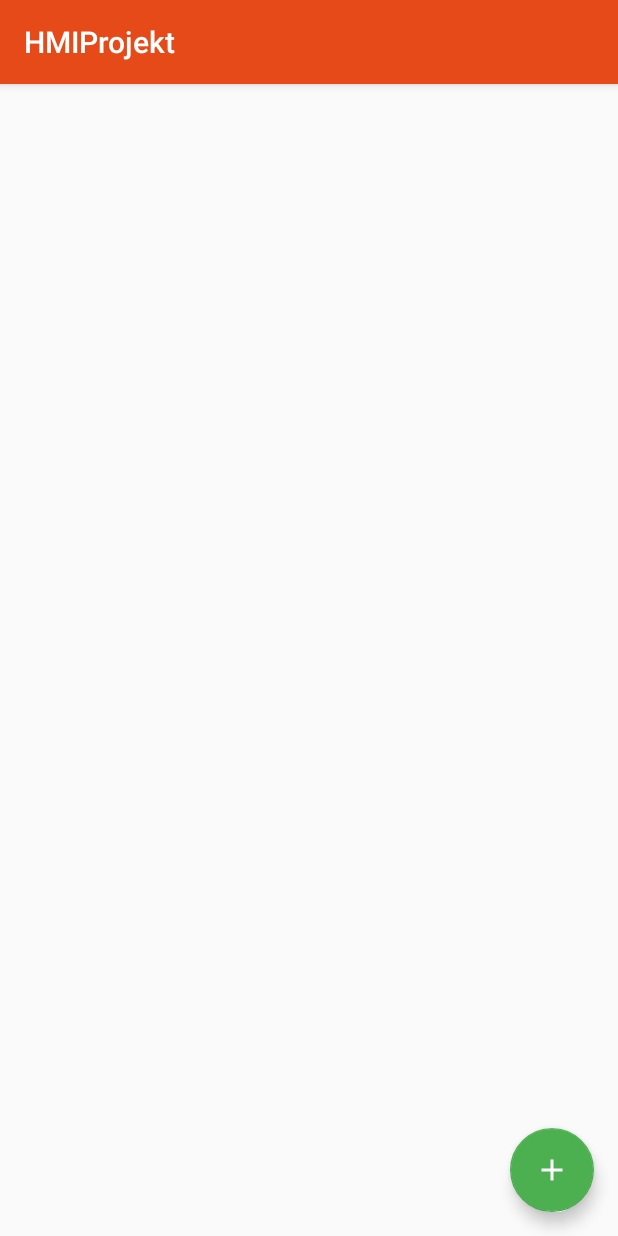
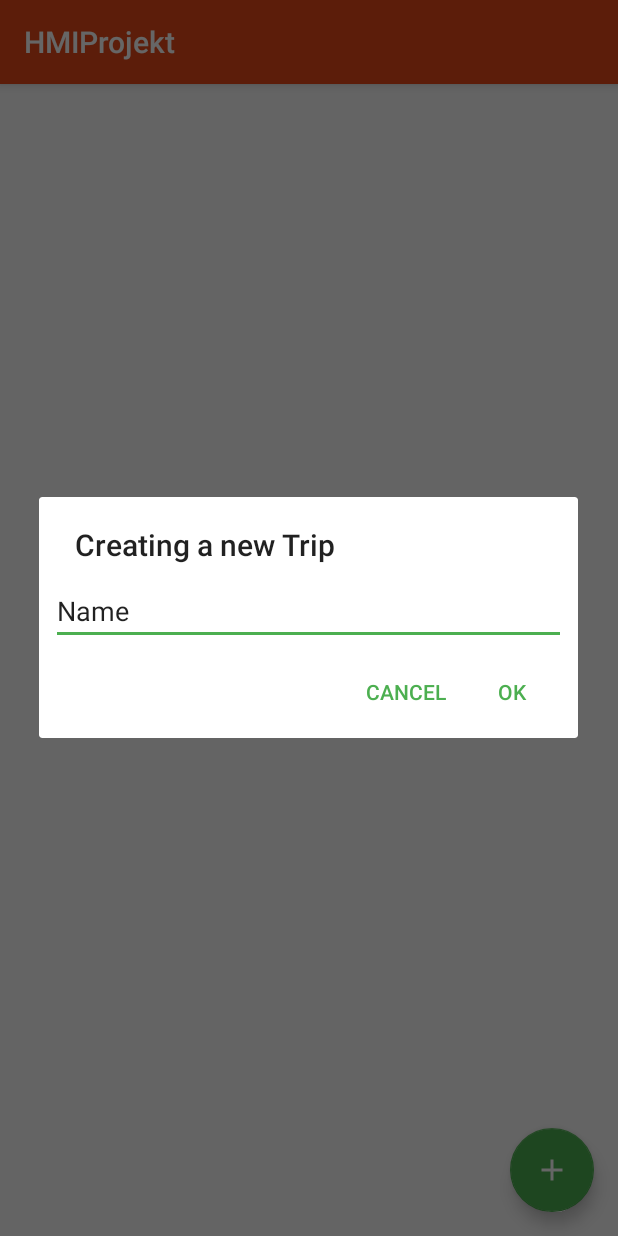
Before and after one commit to c-nguyen-prog/HMIApp, an Android app: the MainActivity screen opened directly, with no data from a screen before it, after a tap on an icon or button, on a phone screen of 412 x 824 dp. Run offline under Robolectric (Android 15) with nearby library versions, the phone set to English and light mode, and no system bars; 2 statements that could not run were skipped.

Commit message:
Bugfixes in TripWriter Bugfixes in Trip New Constructor added in Trip
Added and Tested NewTripDialog
- seems to be working, at least without gplay

```diff
--- a/app/src/main/java/hmi/hmiprojekt/MainActivity.java
+++ b/app/src/main/java/hmi/hmiprojekt/MainActivity.java
@@ -29,12 +29,15 @@ import com.google.android.gms.tasks.Task;
 
 import hmi.hmiprojekt.Location.LocationHelper;
 import hmi.hmiprojekt.MemoryAccess.TripReader;
+import hmi.hmiprojekt.MemoryAccess.TripWriter;
 import hmi.hmiprojekt.TripComponents.Trip;
 
-public class MainActivity extends AppCompatActivity implements OnSuccessListener<Location>{
+public class MainActivity extends AppCompatActivity implements OnSuccessListener<Location>
+        , NewTripDialog.NewTripDialogListener {
 
     private static final int REQUEST_CHECK_SETTINGS = 100;
     private LocationHelper locationHelper;
+    private Trip newTrip;
 
     @Override
     protected void onCreate(Bundle savedInstanceState) {
@@ -42,9 +45,13 @@ public class MainActivity extends AppCompatActivity implements OnSuccessListener
         locationHelper = new LocationHelper(this);
         setContentView(R.layout.activity_main);
 
+        ActivityCompat.requestPermissions(this,
+                new String[]{Manifest.permission.WRITE_EXTERNAL_STORAGE},1);
+
         findViewById(R.id.mainFab).setOnClickListener(new View.OnClickListener() {
             @Override
             public void onClick(View view) {
+                createTrip();
                 checkLocationSetting();
             }
         });
@@ -80,8 +87,15 @@ public class MainActivity extends AppCompatActivity implements OnSuccessListener
         tripAdapter.notifyDataSetChanged();
     }
 
+    // creates a new Trip and writes it, if "ok" is pressed
     private void createTrip() {
+        showNewTripDialog();
         locationHelper.startLocationRequest(this);
+    }
+
+    private void showNewTripDialog() {
+        NewTripDialog tripDialog = new NewTripDialog();
+        tripDialog.show(getSupportFragmentManager(), "new trip dialog");
     }
 
     protected void checkLocationSetting() {
@@ -154,4 +168,16 @@ public class MainActivity extends AppCompatActivity implements OnSuccessListener
         }
     }
 
+    // gets tripName from NewTripDialog
+    @Override
+    public void writeTripDir(String tripName) {
+        if (tripName != null && tripName.length() >= 1) {
+            try {
+                newTrip = new Trip(tripName);
+                TripWriter.createTripDir(newTrip);
+            } catch (Exception e) {
+                Toast.makeText(getBaseContext(), e.getMessage(), Toast.LENGTH_SHORT).show();
+            }
+        }
+    }
 }
--- /dev/null
+++ b/app/src/main/java/hmi/hmiprojekt/NewTripDialog.java
@@ -0,0 +1,66 @@
+package hmi.hmiprojekt;
+
+import android.app.AlertDialog;
+import android.app.Dialog;
+import android.content.Context;
+import android.content.DialogInterface;
+import android.os.Bundle;
+import android.support.v7.app.AppCompatDialogFragment;
+import android.view.LayoutInflater;
+import android.view.View;
+import android.widget.EditText;
+
+import hmi.hmiprojekt.R;
+
+public class NewTripDialog extends AppCompatDialogFragment {
+
+    private EditText editTextTripName;
+    private NewTripDialogListener listener;
+
+
+
+    @Override
+    public void onAttach(Context context) {
+        super.onAttach(context);
+
+        try {
+            listener = (NewTripDialogListener) context;
+        } catch (ClassCastException e) {
+            throw new ClassCastException(e.toString() +
+                    "must implement NewTripDialogListener");
+        }
+    }
+
+
+
+    @Override
+    public Dialog onCreateDialog(Bundle savedInstanceState) {
+
+        // build view
+        AlertDialog.Builder builder = new AlertDialog.Builder(getActivity());
+        LayoutInflater inflater = getActivity().getLayoutInflater();
+        View view = inflater.inflate(R.layout.dialog_new_trip, null);
+        builder.setView(view)
+                .setTitle("Creating a new Trip")
+                .setNegativeButton("cancel", new DialogInterface.OnClickListener() {
+                    @Override
+                    public void onClick(DialogInterface dialog, int which) {
+
+                    }
+                })
+                .setPositiveButton("ok", new DialogInterface.OnClickListener() {
+                    @Override
+                    public void onClick(DialogInterface dialog, int which) {
+                        String tripName = editTextTripName.getText().toString();
+                        listener.writeTripDir(tripName);
+                    }
+                });
+
+        editTextTripName = view.findViewById(R.id.editText_trip_name);
+        return builder.create();
+    }
+
+    public interface NewTripDialogListener {
+        void writeTripDir(String tripName);
+    }
+}
--- /dev/null
+++ b/app/src/main/res/layout/dialog_new_trip.xml
@@ -0,0 +1,22 @@
+<?xml version="1.0" encoding="utf-8"?>
+<android.support.constraint.ConstraintLayout xmlns:android="http://schemas.android.com/apk/res/android"
+    xmlns:app="http://schemas.android.com/apk/res-auto"
+    android:layout_width="match_parent"
+    android:layout_height="match_parent">
+
+    <EditText
+        android:id="@+id/editText_trip_name"
+        android:layout_width="0dp"
+        android:layout_height="wrap_content"
+        android:layout_marginStart="8dp"
+        android:layout_marginTop="8dp"
+        android:layout_marginEnd="8dp"
+        android:ems="10"
+        android:inputType="textPersonName"
+        android:text="@string/name"
+        app:layout_constraintEnd_toEndOf="parent"
+        app:layout_constraintStart_toStartOf="parent"
+        app:layout_constraintTop_toTopOf="parent"
+        android:autofillHints="" />
+
+</android.support.constraint.ConstraintLayout>
--- a/app/src/main/res/values/strings.xml
+++ b/app/src/main/res/values/strings.xml
@@ -12,4 +12,5 @@
     <string name="slide_2_desc">Desc 2</string>
     <string name="slide_3_title">Title 3</string>
     <string name="slide_3_desc">Enjoy your trip!</string>
+    <string name="name">Name</string>
 </resources>
```
Also changed, not shown: app/src/main/java/hmi/hmiprojekt/MemoryAccess/TripWriter.java (+20 -0 lines), app/src/main/java/hmi/hmiprojekt/TripComponents/Trip.java (+24 -5 lines).
